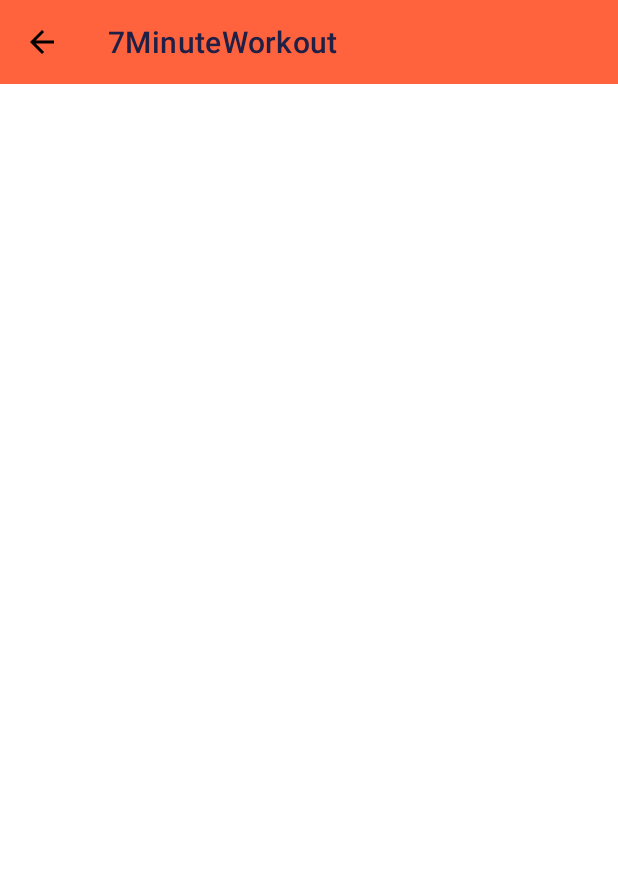
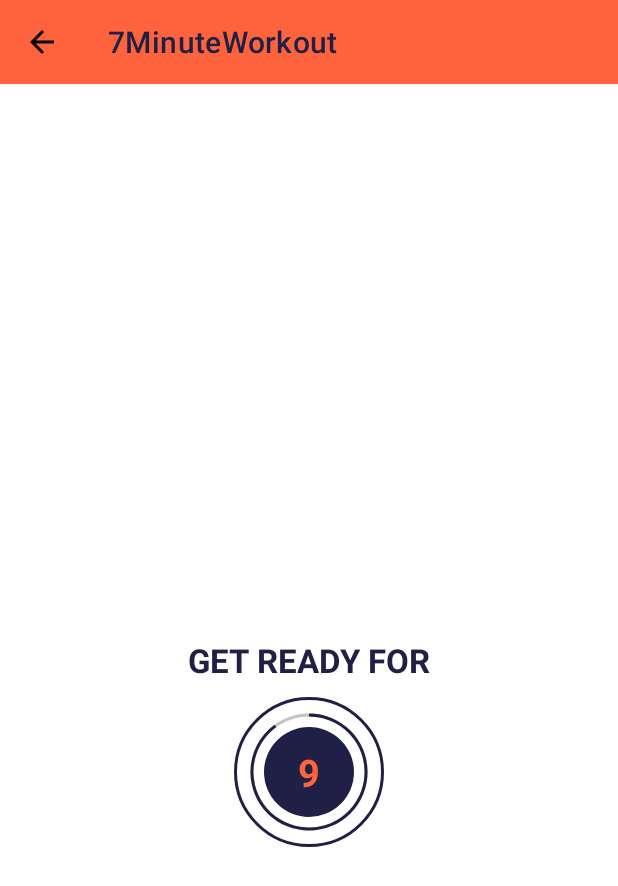
Before and after one commit to fj0lverkr/7MinuteWorkout, an Android app: the ExerciseActivity screen opened directly, with no data from a screen before it, on a phone screen of 412 x 824 dp. Shown: the top 886 px of the screen. Run offline under Robolectric (Android 15) with nearby library versions, the phone set to English and light mode, and no system bars.

Commit message:
Implement rest timer

```diff
--- a/app/src/main/java/com/nilsnahooy/a7minuteworkout/ExerciseActivity.kt
+++ b/app/src/main/java/com/nilsnahooy/a7minuteworkout/ExerciseActivity.kt
@@ -2,11 +2,17 @@
 
 import androidx.appcompat.app.AppCompatActivity
 import android.os.Bundle
+import android.os.CountDownTimer
+import android.widget.Toast
 import com.nilsnahooy.a7minuteworkout.databinding.ActivityExerciseBinding
 
 class ExerciseActivity : AppCompatActivity() {
 
+    private val timeToRest = 10000L
+    private val timeToRestSeconds = timeToRest/1000
     private var b:ActivityExerciseBinding? = null
+    private var restTimer: CountDownTimer? = null
+    private var restProgress = -1
 
     override fun onCreate(savedInstanceState: Bundle?) {
         super.onCreate(savedInstanceState)
@@ -20,5 +26,45 @@
         b?.tbExercise?.setNavigationOnClickListener {
             onBackPressed()
         }
+
+        setupRestView()
+    }
+
+    private fun setupRestView() {
+        if(restTimer != null) {
+            restTimer?.cancel()
+            restProgress = -1
+        }
+        setRestProgressBar()
+    }
+
+    private fun setRestProgressBar() {
+        b?.pbTimer?.progress = restProgress
+        restTimer = object : CountDownTimer(timeToRest, 1000){
+            override fun onTick(p0: Long) {
+                restProgress ++
+                b?.pbTimer?.progress = timeToRestSeconds.toInt()-restProgress
+                b?.tvTimer?.text = "${timeToRestSeconds-restProgress}"
+            }
+
+            override fun onFinish() {
+                restProgress ++
+                b?.pbTimer?.progress = timeToRestSeconds.toInt()-restProgress
+                b?.tvTimer?.text = "${timeToRestSeconds-restProgress}"
+                Toast.makeText(this@ExerciseActivity, "Now we start the exercise!",
+                    Toast.LENGTH_LONG).show()
+                restProgress = -1
+                restTimer = null
+            }
+        }.start()
+    }
+
+    override fun onDestroy() {
+        super.onDestroy()
+        if(restTimer != null) {
+            restTimer?.cancel()
+            restProgress = -1
+        }
+        b = null
     }
 }
--- /dev/null
+++ b/app/src/main/res/drawable/circular_progress_bar.xml
@@ -0,0 +1,12 @@
+<?xml version="1.0" encoding="utf-8"?>
+<layer-list xmlns:android="http://schemas.android.com/apk/res/android">
+    <item>
+        <shape
+            android:shape="ring"
+            android:innerRadiusRatio="2.7"
+            android:thicknessRatio="50.0"
+            android:useLevel="true">
+            <solid android:color="@color/accent" />
+        </shape>
+    </item>
+</layer-list>
--- /dev/null
+++ b/app/src/main/res/drawable/circular_progress_bar_grey.xml
@@ -0,0 +1,12 @@
+<?xml version="1.0" encoding="utf-8"?>
+<layer-list xmlns:android="http://schemas.android.com/apk/res/android">
+    <item>
+        <shape
+            android:shape="ring"
+            android:innerRadiusRatio="2.7"
+            android:thicknessRatio="50.0"
+            android:useLevel="false">
+            <solid android:color="@color/ripple_grey" />
+        </shape>
+    </item>
+</layer-list>
--- /dev/null
+++ b/app/src/main/res/drawable/item_circular_accent_background.xml
@@ -0,0 +1,5 @@
+<?xml version="1.0" encoding="utf-8"?>
+<shape xmlns:android="http://schemas.android.com/apk/res/android"
+    android:shape="oval">
+    <solid android:color="@color/accent" />
+</shape>
--- a/app/src/main/res/layout/activity_exercise.xml
+++ b/app/src/main/res/layout/activity_exercise.xml
@@ -1,5 +1,5 @@
 <?xml version="1.0" encoding="utf-8"?>
-<RelativeLayout xmlns:android="http://schemas.android.com/apk/res/android"
+<androidx.constraintlayout.widget.ConstraintLayout xmlns:android="http://schemas.android.com/apk/res/android"
     xmlns:tools="http://schemas.android.com/tools"
     android:layout_width="match_parent"
     android:layout_height="match_parent"
@@ -13,6 +13,59 @@
         android:theme="@style/Theme.7MinuteWorkout.Toolbar"
         android:background="@color/primary"
         app:titleTextColor="@color/accent"
+        app:layout_constraintTop_toTopOf="parent"
         />
+    <TextView
+        android:layout_width="wrap_content"
+        android:layout_height="wrap_content"
+        android:id="@+id/tv_slogan"
+        app:layout_constraintTop_toBottomOf="@+id/tb_exercise"
+        app:layout_constraintBottom_toBottomOf="parent"
+        app:layout_constraintStart_toStartOf="parent"
+        app:layout_constraintEnd_toEndOf="parent"
+        android:text="@string/label_exercise_slogan"
+        android:textAllCaps="true"
+        android:textSize="@dimen/size_button_text"
+        android:textColor="@color/accent"
+        android:textStyle="bold" />
+    <FrameLayout
+        android:id="@+id/fl_timer_wrapper"
+        android:layout_width="@dimen/timer_wrapper_w_h"
+        android:layout_height="@dimen/timer_wrapper_w_h"
+        android:layout_marginTop="@dimen/padding_global"
+        app:layout_constraintTop_toBottomOf="@+id/tv_slogan"
+        app:layout_constraintStart_toStartOf="parent"
+        app:layout_constraintEnd_toEndOf="parent"
+        android:background="@drawable/item_circular_accent_border">
+        <ProgressBar
+            android:id="@+id/pb_timer"
+            android:layout_width="@dimen/timer_wrapper_w_h"
+            android:layout_height="@dimen/timer_wrapper_w_h"
+            style="?android:attr/progressBarStyleHorizontal"
+            android:indeterminate="false"
+            android:background="@drawable/circular_progress_bar_grey"
+            android:progressDrawable="@drawable/circular_progress_bar"
+            android:layout_gravity="center"
+            android:max="10"
+            android:progress="100"
+            android:rotation="-90" />
+        <LinearLayout
+            android:layout_width="@dimen/timer_inner_w_h"
+            android:layout_height="@dimen/timer_inner_w_h"
+            android:layout_gravity="center"
+            android:gravity="center"
+            android:background="@drawable/item_circular_accent_background">
+            <TextView
+                android:id="@+id/tv_timer"
+                android:layout_width="wrap_content"
+                android:layout_height="wrap_content"
+                android:textStyle="bold"
+                android:textColor="@color/primary"
+                android:textSize="@dimen/timer_text_size"
+                tools:text="10"/>
+        </LinearLayout>
 
-</RelativeLayout>
+    </FrameLayout>
+
+
+</androidx.constraintlayout.widget.ConstraintLayout>
--- a/app/src/main/res/layout/activity_main.xml
+++ b/app/src/main/res/layout/activity_main.xml
@@ -35,7 +35,6 @@
           android:textColor="@color/primary"
           android:textSize="@dimen/size_button_text"
           android:textStyle="bold" />
-
    </FrameLayout>
 
 
--- a/app/src/main/res/values/dimens.xml
+++ b/app/src/main/res/values/dimens.xml
@@ -4,4 +4,7 @@
     <dimen name="size_button_text">22sp</dimen>
     <dimen name="margin_elements">10dp</dimen>
     <dimen name="size_logo_h">220dp</dimen>
+    <dimen name="timer_wrapper_w_h">100dp</dimen>
+    <dimen name="timer_inner_w_h">60dp</dimen>
+    <dimen name="timer_text_size">25sp</dimen>
 </resources>
--- a/app/src/main/res/values/strings.xml
+++ b/app/src/main/res/values/strings.xml
@@ -2,4 +2,5 @@
     <string name="app_name">7MinuteWorkout</string>
     <string name="cd_app_logo">App logo</string>
     <string name="label_start">start</string>
+    <string name="label_exercise_slogan">get ready for</string>
 </resources>
```
